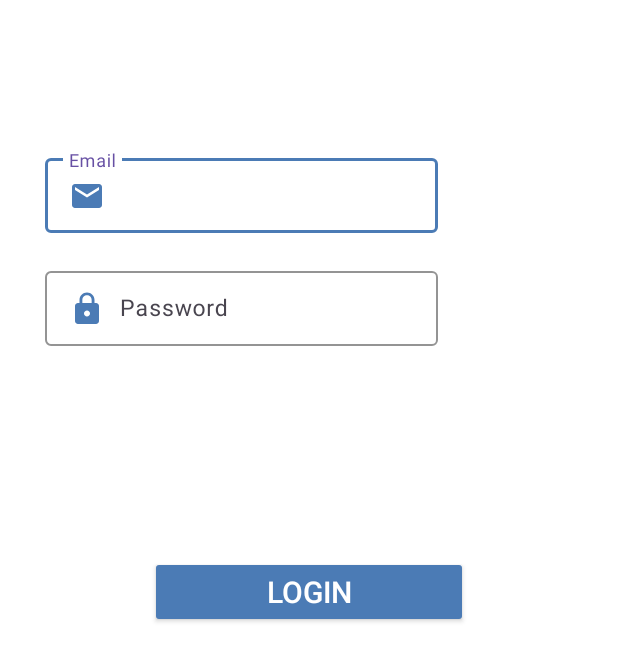
After one commit to shermanyan/BeachPlease, an Android app: the LoginActivity screen opened directly, with no data from a screen before it, on a phone screen of 412 x 824 dp. The commit adds this screen. Shown: the top 661 px of the screen. Run offline under Robolectric (Android 15) with nearby library versions, the light colour scheme and no system bars.

Commit message:
UI for signup and login page with basic form validation

```diff
--- a/app/src/main/AndroidManifest.xml
+++ b/app/src/main/AndroidManifest.xml
@@ -21,6 +21,10 @@
                 <category android:name="android.intent.category.LAUNCHER" />
             </intent-filter>
         </activity>
+
+        <activity android:name=".SignUpActivity" />
+
+        <activity android:name=".LoginActivity" />
     </application>
 
 </manifest>
--- /dev/null
+++ b/app/src/main/java/com/example/beachplease/LoginActivity.java
@@ -0,0 +1,32 @@
+package com.example.beachplease;
+
+import android.app.Activity;
+import android.content.Intent;
+import android.os.Bundle;
+import android.view.View;
+
+import androidx.activity.EdgeToEdge;
+import androidx.appcompat.app.AppCompatActivity;
+import androidx.core.graphics.Insets;
+import androidx.core.view.ViewCompat;
+import androidx.core.view.WindowInsetsCompat;
+
+public class LoginActivity extends Activity {
+
+    @Override
+    protected void onCreate(Bundle savedInstanceState) {
+        super.onCreate(savedInstanceState);
+        setContentView(R.layout.login);
+        ViewCompat.setOnApplyWindowInsetsListener(findViewById(R.id.loginPage), (v, insets) -> {
+            Insets systemBars = insets.getInsets(WindowInsetsCompat.Type.systemBars());
+            v.setPadding(systemBars.left, systemBars.top, systemBars.right, systemBars.bottom);
+            return insets;
+        });
+
+        Intent intent= getIntent();
+
+        String message = intent.getStringExtra("com.example.samplebeachplease.MESSAGE");
+    }
+
+
+}
--- /dev/null
+++ b/app/src/main/res/drawable/email_icon.xml
@@ -0,0 +1,7 @@
+<vector xmlns:android="http://schemas.android.com/apk/res/android" android:height="24dp" android:viewportHeight="24" android:viewportWidth="24" android:width="24dp">
+
+    <path
+        android:fillColor="@color/oceanblue"
+        android:pathData="M20,4L4,4c-1.1,0 -1.99,0.9 -1.99,2L2,18c0,1.1 0.9,2 2,2h16c1.1,0 2,-0.9 2,-2L22,6c0,-1.1 -0.9,-2 -2,-2zM20,8l-8,5 -8,-5L4,6l8,5 8,-5v2z"/>
+
+</vector>
--- /dev/null
+++ b/app/src/main/res/drawable/lock_icon.xml
@@ -0,0 +1,6 @@
+<vector xmlns:android="http://schemas.android.com/apk/res/android" android:height="24dp"  android:viewportHeight="24" android:viewportWidth="24" android:width="24dp">
+
+    <path android:fillColor="@color/oceanblue"
+        android:pathData="M18,8h-1L17,6c0,-2.76 -2.24,-5 -5,-5S7,3.24 7,6v2L6,8c-1.1,0 -2,0.9 -2,2v10c0,1.1 0.9,2 2,2h12c1.1,0 2,-0.9 2,-2L20,10c0,-1.1 -0.9,-2 -2,-2zM12,17c-1.1,0 -2,-0.9 -2,-2s0.9,-2 2,-2 2,0.9 2,2 -0.9,2 -2,2zM15.1,8L8.9,8L8.9,6c0,-1.71 1.39,-3.1 3.1,-3.1 1.71,0 3.1,1.39 3.1,3.1v2z"/>
+
+</vector>
--- /dev/null
+++ b/app/src/main/res/drawable/person_icon.xml
@@ -0,0 +1,5 @@
+<vector xmlns:android="http://schemas.android.com/apk/res/android"  android:height="24dp" android:viewportHeight="24" android:viewportWidth="24" android:width="24dp">
+
+    <path android:fillColor="@color/oceanblue" android:pathData="M12,12c2.21,0 4,-1.79 4,-4s-1.79,-4 -4,-4 -4,1.79 -4,4 1.79,4 4,4zM12,14c-2.67,0 -8,1.34 -8,4v2h16v-2c0,-2.66 -5.33,-4 -8,-4z"/>
+
+</vector>
--- /dev/null
+++ b/app/src/main/res/layout/login.xml
@@ -0,0 +1,78 @@
+<?xml version="1.0" encoding="utf-8"?>
+<androidx.constraintlayout.widget.ConstraintLayout xmlns:android="http://schemas.android.com/apk/res/android"
+    xmlns:app="http://schemas.android.com/apk/res-auto"
+    xmlns:tools="http://schemas.android.com/tools"
+    android:layout_width="match_parent"
+    android:layout_height="match_parent"
+    android:id="@+id/loginPage"
+    android:background="@color/white">
+
+
+    <com.google.android.material.textfield.TextInputLayout
+        android:id="@+id/loginemail"
+        android:layout_width="0dp"
+        android:layout_height="wrap_content"
+        android:layout_marginStart="30dp"
+        android:layout_marginEnd="120dp"
+        android:layout_marginTop="100dp"
+        android:layout_marginBottom="15dp"
+        app:layout_constraintTop_toTopOf="parent"
+        app:layout_constraintStart_toStartOf="parent"
+        app:layout_constraintBottom_toTopOf="@id/loginpassword"
+        app:layout_constraintEnd_toEndOf="parent"
+        app:boxStrokeColor="@color/oceanblue"
+        app:boxBackgroundMode="outline">
+
+        <com.google.android.material.textfield.TextInputEditText
+            android:layout_width="match_parent"
+            android:layout_height="50dp"
+            android:drawableStart="@drawable/email_icon"
+            android:drawablePadding="10dp"
+            android:hint="Email"
+            android:textSize="15sp" />
+
+    </com.google.android.material.textfield.TextInputLayout>
+
+    <com.google.android.material.textfield.TextInputLayout
+        android:id="@+id/loginpassword"
+        android:layout_width="0dp"
+        android:layout_height="wrap_content"
+        android:layout_marginStart="30dp"
+        android:layout_marginEnd="120dp"
+        android:layout_marginTop="20dp"
+        android:layout_marginBottom="5dp"
+        app:layout_constraintTop_toBottomOf="@+id/loginemail"
+        app:layout_constraintStart_toStartOf="parent"
+        app:layout_constraintEnd_toEndOf="parent"
+        app:boxStrokeColor="@color/oceanblue"
+        app:boxBackgroundMode="outline">
+
+        <com.google.android.material.textfield.TextInputEditText
+            android:layout_width="match_parent"
+            android:layout_height="50dp"
+            android:drawableStart="@drawable/lock_icon"
+            android:drawablePadding="10dp"
+            android:hint="Password"
+            android:textSize="15sp"
+            android:inputType="textPassword" />
+
+    </com.google.android.material.textfield.TextInputLayout>
+
+    <Button
+        android:layout_width="0dp"
+        android:layout_height="wrap_content"
+        app:layout_constraintStart_toStartOf="parent"
+        app:layout_constraintEnd_toEndOf="parent"
+        app:layout_constraintTop_toBottomOf="@id/loginpassword"
+        android:layout_marginTop="140dp"
+        android:text="Login"
+        android:textSize="20sp"
+        android:textColor="@color/white"
+        android:backgroundTint="@color/oceanblue"
+        android:layout_marginStart="100dp"
+        android:layout_marginEnd="100dp"/>
+
+
+
+
+</androidx.constraintlayout.widget.ConstraintLayout>
--- a/app/src/main/res/values/colors.xml
+++ b/app/src/main/res/values/colors.xml
@@ -2,4 +2,7 @@
 <resources>
     <color name="black">#FF000000</color>
     <color name="white">#FFFFFFFF</color>
+    <color name="darkblue">#1d2e51</color>
+    <color name="oceanblue">#4b7bb5</color>
+    <color name="gray">#b5c1ce</color>
 </resources>
--- a/app/src/main/res/values/strings.xml
+++ b/app/src/main/res/values/strings.xml
@@ -1,3 +1,9 @@
 <resources>
     <string name="app_name">BeachPlease</string>
+    <string name="signup">Click here to get Started!</string>
+    <string name="signin">Already have an account?</string>
+    <string name="login">Login</string>
+    <string name="logo_name">Beach Please</string>
+    <string name="slogan">From Waves to Reviews, your SoCal Beach Resouce!</string>
+    <string name="signupprompt">Fill Out Form</string>
 </resources>
```
Also changed, not shown: app/src/main/java/com/example/beachplease/MainActivity.java (+21 -0 lines), app/src/main/java/com/example/beachplease/SignUpActivity.java (added, +165 -0 lines), app/src/main/java/com/example/beachplease/User.java (added, +30 -0 lines), app/src/main/res/layout/activity_main.xml (+56 -6 lines), app/src/main/res/layout/signup.xml (added, +201 -0 lines), app/src/main/res/drawable/logo.png (added), 1 other file.
